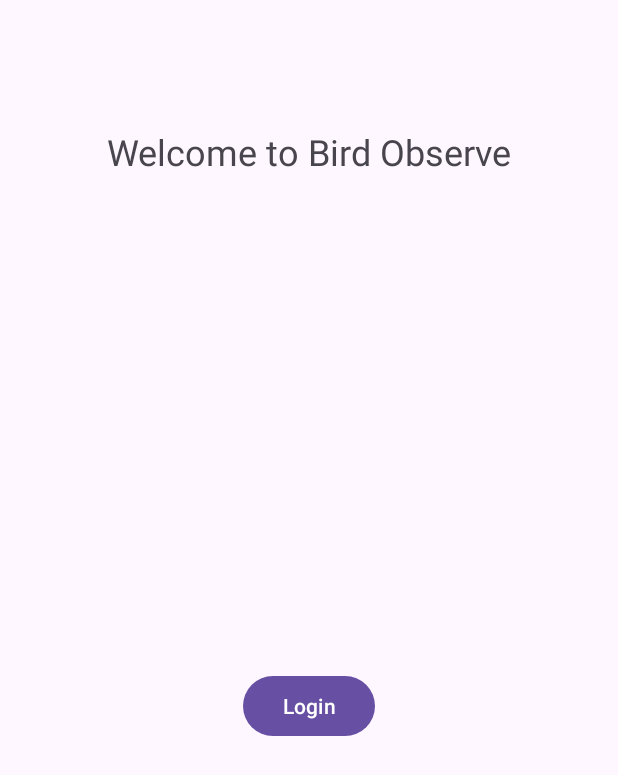
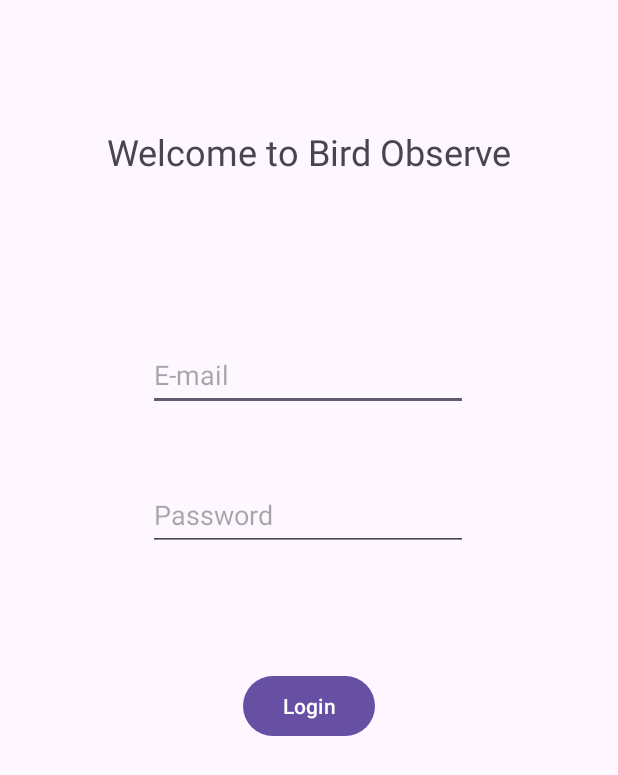
Before and after one commit to Snozzyy/Mobilt_java23_Oliver_Schuller_API_intergration_v4, an Android app: the screen it shows after launch (MainActivity), on a phone screen of 412 x 824 dp. Shown: the top 775 px of the screen. Run offline under Robolectric (Android 15) with nearby library versions, the phone set to English and light mode, and no system bars.

```diff
--- a/app/build.gradle.kts
+++ b/app/build.gradle.kts
@@ -47,7 +47,7 @@ dependencies {
     implementation(libs.androidx.navigation.ui.ktx)
     implementation(libs.volley)
 
-    implementation(files("libs/coil-2.7.0-sources.jar"))
+    // implementation(files("libs/coil-2.7.0-sources.jar"))
     implementation(libs.coil.compose)
 
     testImplementation(libs.junit)
--- /dev/null
+++ b/app/src/main/java/se/gritacademy/mobilt_java23_oliver_schuller_api_intergration_v4/ApiCalls.kt
@@ -0,0 +1,5 @@
+package se.gritacademy.mobilt_java23_oliver_schuller_api_intergration_v4
+
+class ApiCalls {
+
+}
--- a/app/src/main/res/layout/activity_home.xml
+++ b/app/src/main/res/layout/activity_home.xml
@@ -12,7 +12,7 @@
         android:layout_width="wrap_content"
         android:layout_height="wrap_content"
         android:layout_marginBottom="4dp"
-        android:text="frag1"
+        android:text="Near me"
         app:layout_constraintBottom_toBottomOf="parent"
         app:layout_constraintEnd_toEndOf="parent"
         app:layout_constraintHorizontal_bias="0.099"
@@ -23,7 +23,7 @@
         android:layout_width="wrap_content"
         android:layout_height="wrap_content"
         android:layout_marginBottom="4dp"
-        android:text="frag2"
+        android:text="Notable birds"
         app:layout_constraintBottom_toBottomOf="parent"
         app:layout_constraintEnd_toEndOf="parent"
         app:layout_constraintHorizontal_bias="0.894"
--- a/app/src/main/res/layout/activity_main.xml
+++ b/app/src/main/res/layout/activity_main.xml
@@ -29,14 +29,37 @@
         app:layout_constraintStart_toStartOf="parent"
         app:layout_constraintTop_toBottomOf="@+id/text" />
 
-    <ImageView
-        android:id="@+id/imageView"
+    <EditText
+        android:id="@+id/editTextText"
         android:layout_width="wrap_content"
         android:layout_height="wrap_content"
+        android:layout_marginStart="2dp"
+        android:layout_marginBottom="22dp"
+        android:ems="10"
+        android:hint="E-mail"
+        android:inputType="text"
+        android:minHeight="48dp"
+        app:layout_constraintBottom_toTopOf="@+id/editTextText2"
+        app:layout_constraintEnd_toEndOf="parent"
+        app:layout_constraintHorizontal_bias="0.492"
+        app:layout_constraintStart_toStartOf="parent"
+        app:layout_constraintTop_toBottomOf="@+id/text"
+        app:layout_constraintVertical_bias="0.825" />
+
+    <EditText
+        android:id="@+id/editTextText2"
+        android:layout_width="wrap_content"
+        android:layout_height="wrap_content"
+        android:layout_marginBottom="41dp"
+        android:ems="10"
+        android:hint="Password"
+        android:inputType="text"
+        android:minHeight="48dp"
         app:layout_constraintBottom_toTopOf="@+id/loginBtn"
         app:layout_constraintEnd_toEndOf="parent"
+        app:layout_constraintHorizontal_bias="0.497"
         app:layout_constraintStart_toStartOf="parent"
         app:layout_constraintTop_toBottomOf="@+id/text"
-        tools:srcCompat="@tools:sample/avatars" />
+        app:layout_constraintVertical_bias="0.841" />
 
 </androidx.constraintlayout.widget.ConstraintLayout>
--- a/app/src/main/res/layout/fragment_top_bird.xml
+++ b/app/src/main/res/layout/fragment_top_bird.xml
@@ -59,12 +59,12 @@
         android:id="@+id/imageView"
         android:layout_width="230dp"
         android:layout_height="227dp"
+        android:src="@drawable/baseline_image_not_supported_24"
         app:layout_constraintBottom_toBottomOf="parent"
         app:layout_constraintEnd_toEndOf="parent"
         app:layout_constraintHorizontal_bias="0.498"
         app:layout_constraintStart_toStartOf="parent"
         app:layout_constraintTop_toBottomOf="@+id/birdName"
-        app:layout_constraintVertical_bias="0.164"
-        android:src="@android:drawable/alert_dark_frame" />
+        app:layout_constraintVertical_bias="0.164" />
 
 </androidx.constraintlayout.widget.ConstraintLayout>
```
Also changed, not shown: app/src/main/java/se/gritacademy/mobilt_java23_oliver_schuller_api_intergration_v4/ObservationFragment.kt (+11 -0 lines), app/src/main/java/se/gritacademy/mobilt_java23_oliver_schuller_api_intergration_v4/TopBirdFragment.kt (+5 -7 lines), app/src/main/res/layout/fragment_observation.xml (+66 -3 lines).
